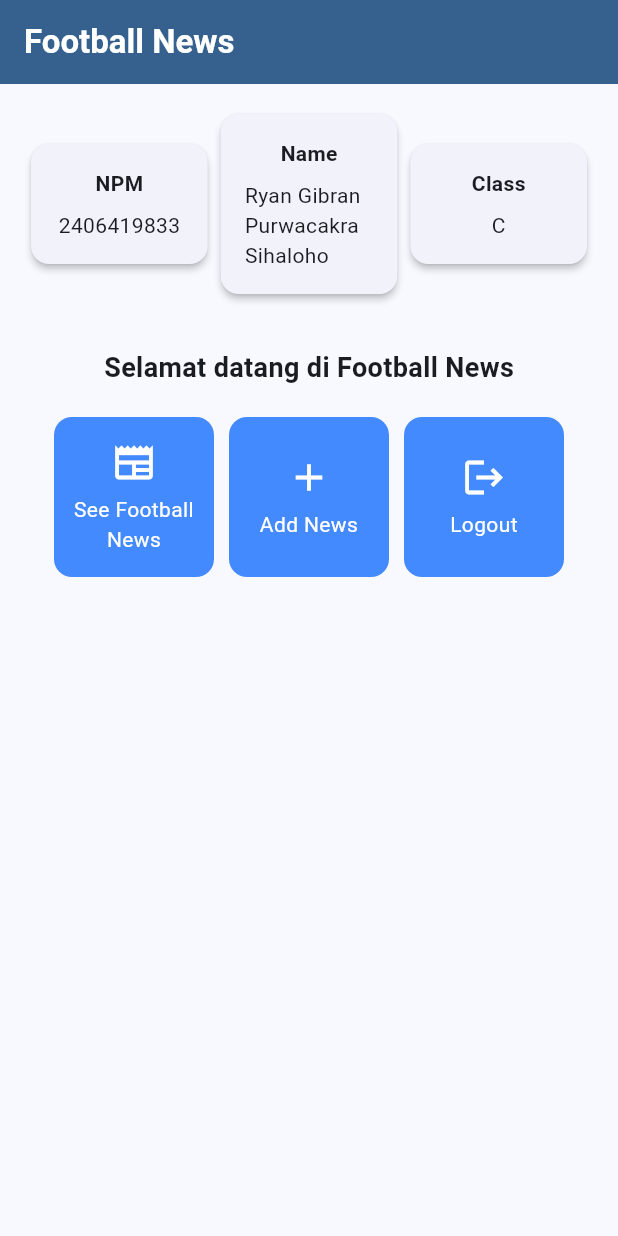
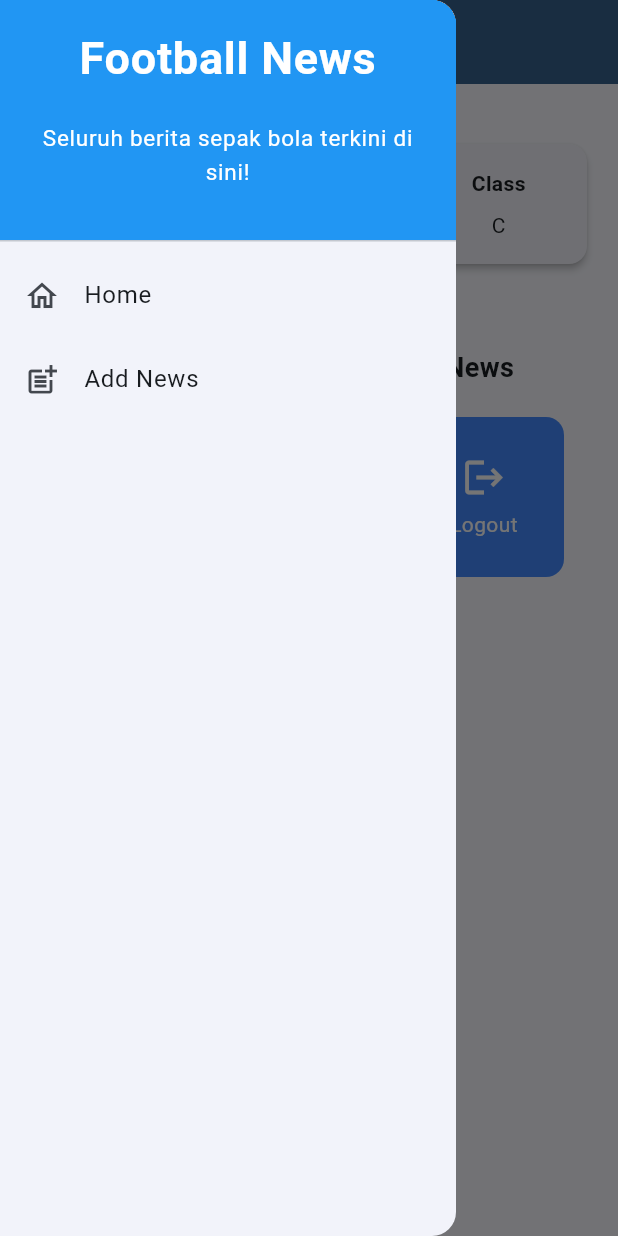
Before and after one commit to ForgerPhysics/football-news-mobile, a Flutter app: the screen it shows after launch, with the side drawer open (before the commit the screen has no drawer), on a phone screen of 412 x 824 dp. Run offline on Flutter 3.47's test engine with Material 3 defaults, Android fonts, the phone set to English and light mode, and no system bars.

Commit message:
tutorial 7 selesai

```diff
--- a/lib/main.dart
+++ b/lib/main.dart
@@ -1,5 +1,5 @@
 import 'package:flutter/material.dart';
-import 'package:football_news/menu.dart';
+import 'package:football_news/screens/menu.dart';
 
 void main() {
   runApp(const MyApp());
@@ -29,7 +29,9 @@ class MyApp extends StatelessWidget {
         //
         // This works for code too, not just values: Most code changes can be
         // tested with just a hot reload.
-        colorScheme: ColorScheme.fromSeed(seedColor: Colors.blue).copyWith(secondary: Colors.blueAccent),
+        colorScheme: ColorScheme.fromSeed(
+          seedColor: Colors.blue,
+        ).copyWith(secondary: Colors.blueAccent),
       ),
       home: MyHomePage(),
     );
--- a/lib/menu.dart
+++ b/lib/screens/menu.dart
@@ -1,13 +1,16 @@
 import 'package:flutter/material.dart';
+import 'package:football_news/widgets/left_drawer.dart';
+
+import 'package:football_news/widgets/news_card.dart';
 
 class MyHomePage extends StatelessWidget {
   MyHomePage({super.key});
 
-  final String nama = "Ryan Gibran Purwacakra Sihaloho" ;//nama
+  final String nama = "Ryan Gibran Purwacakra Sihaloho"; //nama
   final String npm = "2406419833"; //npm
   final String kelas = "C"; //kelas
   @override
-    Widget build(BuildContext context) {
+  Widget build(BuildContext context) {
     // Scaffold menyediakan struktur dasar halaman dengan AppBar dan body.
     return Scaffold(
       // AppBar adalah bagian atas halaman yang menampilkan judul.
@@ -15,14 +18,12 @@ class MyHomePage extends StatelessWidget {
         // Judul aplikasi "Football News" dengan teks putih dan tebal.
         title: const Text(
           'Football News',
-          style: TextStyle(
-            color: Colors.white,
-            fontWeight: FontWeight.bold,
-          ),
+          style: TextStyle(color: Colors.white, fontWeight: FontWeight.bold),
         ),
         // Warna latar belakang AppBar diambil dari skema warna tema aplikasi.
         backgroundColor: Theme.of(context).colorScheme.primary,
       ),
+      drawer: LeftDrawer(),
       // Body halaman dengan padding di sekelilingnya.
       body: Padding(
         padding: const EdgeInsets.all(16.0),
@@ -47,7 +48,6 @@ class MyHomePage extends StatelessWidget {
             Center(
               child: Column(
                 // Menyusun teks dan grid item secara vertikal.
-
                 children: [
                   // Menampilkan teks sambutan dengan gaya tebal dan ukuran 18.
                   const Padding(
@@ -83,21 +83,20 @@ class MyHomePage extends StatelessWidget {
         ),
       ),
     );
-    }
+  }
 
   final List<ItemHomepage> items = [
     ItemHomepage("See Football News", Icons.newspaper),
     ItemHomepage("Add News", Icons.add),
     ItemHomepage("Logout", Icons.logout),
   ];
-
 }
 
 class InfoCard extends StatelessWidget {
   // Kartu informasi yang menampilkan title dan content.
 
-  final String title;  // Judul kartu.
-  final String content;  // Isi kartu.
+  final String title; // Judul kartu.
+  final String content; // Isi kartu.
 
   const InfoCard({super.key, required this.title, required this.content});
 
@@ -108,15 +107,14 @@ class InfoCard extends StatelessWidget {
       elevation: 2.0,
       child: Container(
         // Mengatur ukuran dan jarak di dalam kartu.
-        width: MediaQuery.of(context).size.width / 3.5, // menyesuaikan dengan lebar device yang digunakan.
+        width:
+            MediaQuery.of(context).size.width /
+            3.5, // menyesuaikan dengan lebar device yang digunakan.
         padding: const EdgeInsets.all(16.0),
         // Menyusun title dan content secara vertikal.
         child: Column(
           children: [
-            Text(
-              title,
-              style: const TextStyle(fontWeight: FontWeight.bold),
-            ),
+            Text(title, style: const TextStyle(fontWeight: FontWeight.bold)),
             const SizedBox(height: 8.0),
             Text(content),
           ],
@@ -127,62 +125,8 @@ class InfoCard extends StatelessWidget {
 }
 
 class ItemHomepage {
- final String name;
- final IconData icon;
+  final String name;
+  final IconData icon;
 
- ItemHomepage(this.name, this.icon);
+  ItemHomepage(this.name, this.icon);
 }
-
-class ItemCard extends StatelessWidget {
-  // Menampilkan kartu dengan ikon dan nama.
-
-  final ItemHomepage item;
-
-  const ItemCard(this.item, {super.key});
-
-  @override
-  Widget build(BuildContext context) {
-    return Material(
-      // Menentukan warna latar belakang dari tema aplikasi.
-      color: Theme.of(context).colorScheme.secondary,
-      // Membuat sudut kartu melengkung.
-      borderRadius: BorderRadius.circular(12),
-
-      child: InkWell(
-        // Aksi ketika kartu ditekan.
-        onTap: () {
-          // Menampilkan pesan SnackBar saat kartu ditekan.
-          ScaffoldMessenger.of(context)
-            ..hideCurrentSnackBar()
-            ..showSnackBar(
-              SnackBar(content: Text("Kamu telah menekan tombol ${item.name}!"))
-            );
-        },
-        // Container untuk menyimpan Icon dan Text
-        child: Container(
-          padding: const EdgeInsets.all(8),
-          child: Center(
-            child: Column(
-              // Menyusun ikon dan teks di tengah kartu.
-              mainAxisAlignment: MainAxisAlignment.center,
-              children: [
-                Icon(
-                  item.icon,
-                  color: Colors.white,
-                  size: 30.0,
-                ),
-                const Padding(padding: EdgeInsets.all(3)),
-                Text(
-                  item.name,
-                  textAlign: TextAlign.center,
-                  style: const TextStyle(color: Colors.white),
-                ),
-              ],
-            ),
-          ),
-        ),
-      ),
-    );
-  }
-
-}
--- /dev/null
+++ b/lib/widgets/left_drawer.dart
@@ -0,0 +1,67 @@
+import 'package:flutter/material.dart';
+import 'package:football_news/screens/menu.dart';
+import 'package:football_news/screens/newslist_form.dart';
+
+class LeftDrawer extends StatelessWidget {
+  const LeftDrawer({super.key});
+
+  @override
+  Widget build(BuildContext context) {
+    return Drawer(
+      child: ListView(
+        children: [
+          const DrawerHeader(
+            decoration: BoxDecoration(color: Colors.blue),
+            child: Column(
+              children: [
+                Text(
+                  'Football News',
+                  textAlign: TextAlign.center,
+                  style: TextStyle(
+                    fontSize: 30,
+                    fontWeight: FontWeight.bold,
+                    color: Colors.white,
+                  ),
+                ),
+                Padding(padding: EdgeInsets.all(10)),
+                Text(
+                  "Seluruh berita sepak bola terkini di sini!",
+
+                  textAlign: TextAlign.center,
+                  style: TextStyle(
+                    fontWeight: FontWeight.normal,
+                    fontSize: 15,
+                    color: Colors.white,
+                  ),
+                ),
+              ],
+            ),
+          ),
+
+          ListTile(
+            leading: const Icon(Icons.home_outlined),
+            title: const Text('Home'),
+            // Bagian redirection ke MyHomePage
+            onTap: () {
+              Navigator.pushReplacement(
+                context,
+                MaterialPageRoute(builder: (context) => MyHomePage()),
+              );
+            },
+          ),
+          ListTile(
+            leading: const Icon(Icons.post_add),
+            title: const Text('Add News'),
+            // Bagian redirection ke NewsFormPage
+            onTap: () {
+              Navigator.pushReplacement(
+                context,
+                MaterialPageRoute(builder: (context) => NewsFormPage()),
+              );
+            },
+          ),
+        ],
+      ),
+    );
+  }
+}
--- /dev/null
+++ b/lib/widgets/news_card.dart
@@ -0,0 +1,60 @@
+import 'package:flutter/material.dart';
+import 'package:football_news/screens/menu.dart';
+import 'package:football_news/screens/newslist_form.dart';
+
+class ItemCard extends StatelessWidget {
+  // Menampilkan kartu dengan ikon dan nama.
+
+  final ItemHomepage item;
+
+  const ItemCard(this.item, {super.key});
+
+  @override
+  Widget build(BuildContext context) {
+    return Material(
+      // Menentukan warna latar belakang dari tema aplikasi.
+      color: Theme.of(context).colorScheme.secondary,
+      // Membuat sudut kartu melengkung.
+      borderRadius: BorderRadius.circular(12),
+
+      child: InkWell(
+        // Aksi ketika kartu ditekan.
+        onTap: () {
+          // Menampilkan pesan SnackBar saat kartu ditekan.
+          ScaffoldMessenger.of(context)
+            ..hideCurrentSnackBar()
+            ..showSnackBar(
+              SnackBar(
+                content: Text("Kamu telah menekan tombol ${item.name}!"),
+              ),
+            );
+          if (item.name == "Tambah Berita") {
+            Navigator.push(
+              context,
+              MaterialPageRoute(builder: (context) => const NewsFormPage()),
+            );
+          }
+        },
+        // Container untuk menyimpan Icon dan Text
+        child: Container(
+          padding: const EdgeInsets.all(8),
+          child: Center(
+            child: Column(
+              // Menyusun ikon dan teks di tengah kartu.
+              mainAxisAlignment: MainAxisAlignment.center,
+              children: [
+                Icon(item.icon, color: Colors.white, size: 30.0),
+                const Padding(padding: EdgeInsets.all(3)),
+                Text(
+                  item.name,
+                  textAlign: TextAlign.center,
+                  style: const TextStyle(color: Colors.white),
+                ),
+              ],
+            ),
+          ),
+        ),
+      ),
+    );
+  }
+}
```
Also changed, not shown: lib/screens/newslist_form.dart (added, +209 -0 lines).
